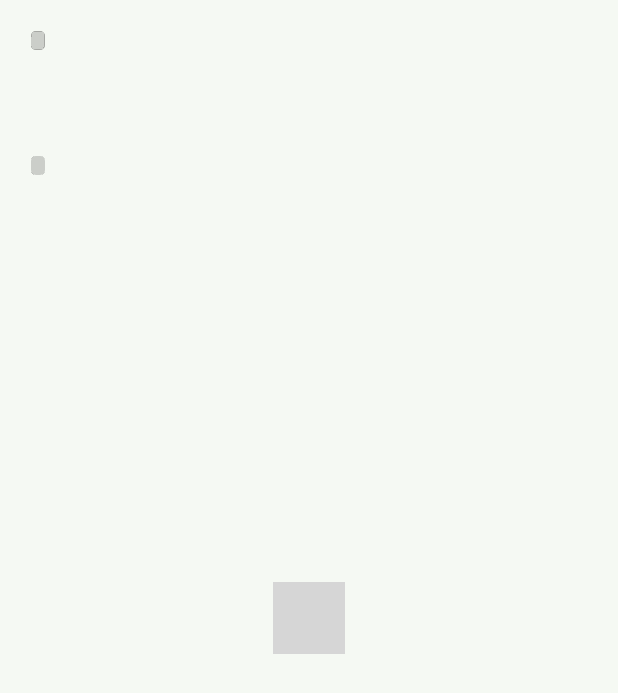
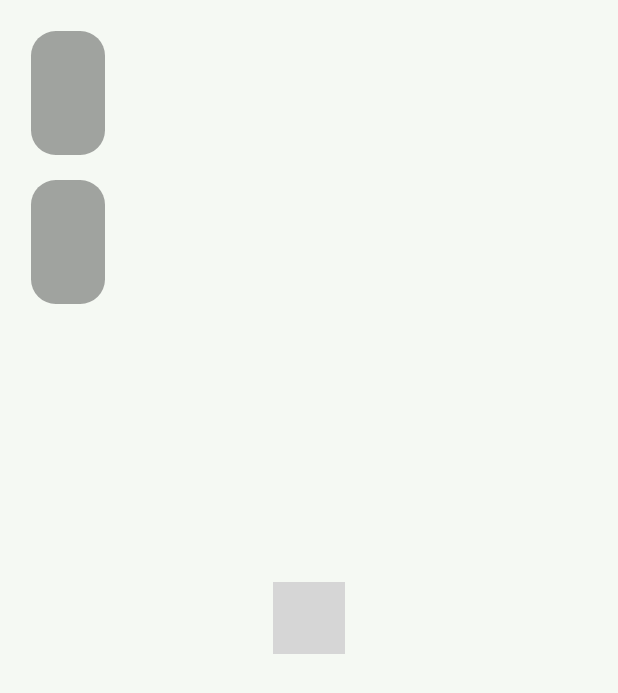
Before and after one commit to andrewhamilton0/My_Plants, an Android app built with Jetpack Compose: the composable PlantImageBox called with empty values, on a phone screen of 412 x 824 dp. Shown: the top 693 px of the screen. Run offline under Robolectric (Android 15) with nearby library versions, the phone set to English and light mode, and no system bars; pictures from the network do not load; 4 statements that could not run were skipped; grey boxes are pictures that could not be loaded.

Commit message:
ClearGreyCard.kt, PlantHolderImageBox.kt, TextWithBarUnderneath, and PlantsGrid.kt are now dynamic based on screen size

```diff
--- a/androidApp/src/main/java/com/example/myplants/android/plant/presentation/plantlistscreen/components/plantitemholdercomponents/ClearGreyCard.kt
+++ b/androidApp/src/main/java/com/example/myplants/android/plant/presentation/plantlistscreen/components/plantitemholdercomponents/ClearGreyCard.kt
@@ -2,16 +2,18 @@ package com.example.myplants.android.plant.presentation.plantlistscreen.componen
 
 import androidx.compose.foundation.layout.Box
 import androidx.compose.foundation.layout.BoxWithConstraints
+import androidx.compose.foundation.layout.fillMaxHeight
+import androidx.compose.foundation.layout.height
 import androidx.compose.foundation.layout.padding
+import androidx.compose.foundation.layout.wrapContentWidth
 import androidx.compose.foundation.shape.RoundedCornerShape
-import androidx.compose.material.Card
+import androidx.compose.material.Surface
 import androidx.compose.material.Text
 import androidx.compose.runtime.Composable
 import androidx.compose.ui.Alignment
 import androidx.compose.ui.Modifier
 import androidx.compose.ui.text.font.FontStyle
-import androidx.compose.ui.text.font.FontWeight
-import androidx.compose.ui.unit.dp
+import androidx.compose.ui.text.style.TextOverflow
 import androidx.compose.ui.unit.sp
 import com.example.myplants.android.R
 import com.example.myplants.android.core.presentation.theme.GrayishBlack
@@ -23,31 +25,31 @@ fun ClearGreyCard(
     modifier: Modifier = Modifier
 ) {
     BoxWithConstraints(modifier = modifier) {
-        val minDimension = minOf(maxWidth, maxHeight)
-        val cornerRadius = minDimension * 0.04f
-        val horizontalPadding = minDimension * 0.06f
-        val verticalPadding = minDimension * 0.02f
-        val scaleFactor = (minDimension.value / 100f).coerceIn(0.8f, 1.2f)
-        val fontSize = 10.sp * scaleFactor
-        Card(
+        val height = maxHeight
+        val cornerRadius = maxHeight * 0.2f
+        val horizontalPadding = maxHeight * 0.3f
+        val scaleFactor = (height.value / 20f).coerceIn(0.5f, 1.5f)
+        val fontSize = 9.sp * scaleFactor
+
+        Surface(
             shape = RoundedCornerShape(cornerRadius),
-            backgroundColor = GrayishBlack.copy(alpha = 0.2f),
-            elevation = 0.1.dp
+            color = GrayishBlack.copy(alpha = 0.4f),
+            modifier = Modifier
+                .wrapContentWidth().height(height)
         ) {
             Box(
-                modifier = Modifier
-                    .padding(
-                        horizontal = horizontalPadding,
-                        vertical = verticalPadding
-                    ),
-                contentAlignment = Alignment.Center
+                contentAlignment = Alignment.Center,
+                modifier = Modifier.fillMaxHeight()
+
             ) {
                 Text(
+                    text = text,
                     color = Neutrals0,
                     fontSize = fontSize,
                     fontStyle = FontStyle(R.font.poppins_medium),
-                    text = text,
-                    fontWeight = FontWeight(500)
+                    maxLines = 1,
+                    overflow = TextOverflow.Ellipsis,
+                    modifier = Modifier.padding(horizontal = horizontalPadding)
                 )
             }
         }
--- a/androidApp/src/main/java/com/example/myplants/android/plant/presentation/plantlistscreen/components/plantitemholdercomponents/PlantHolderImageBox.kt
+++ b/androidApp/src/main/java/com/example/myplants/android/plant/presentation/plantlistscreen/components/plantitemholdercomponents/PlantHolderImageBox.kt
@@ -45,7 +45,8 @@ fun PlantImageBox(
     ) {
         val padding = maxWidth * 0.05f
         val greyCardHeight = maxHeight * 0.10f
-        val maxGreyCardWidth = maxWidth * 0.26f
+        val maxGreyCardWidth = maxWidth * 0.45f
+        val greyCardsPadding = maxHeight * 0.02f
         Box(
             modifier = Modifier.fillMaxSize(),
             contentAlignment = Alignment.Center
@@ -69,7 +70,7 @@ fun PlantImageBox(
             contentAlignment = Alignment.TopStart
         ) {
             Column(
-                verticalArrangement = Arrangement.spacedBy(padding * 0.02f)
+                verticalArrangement = Arrangement.spacedBy(greyCardsPadding)
             ) {
                 val greyCardModifier = Modifier
                     .height(greyCardHeight)
```
Also changed, not shown: androidApp/src/main/java/com/example/myplants/android/plant/presentation/plantlistscreen/components/PlantsGrid.kt (+7 -1 lines), androidApp/src/main/java/com/example/myplants/android/plant/presentation/plantlistscreen/components/TextWithBarUnderneath.kt (+9 -3 lines).
